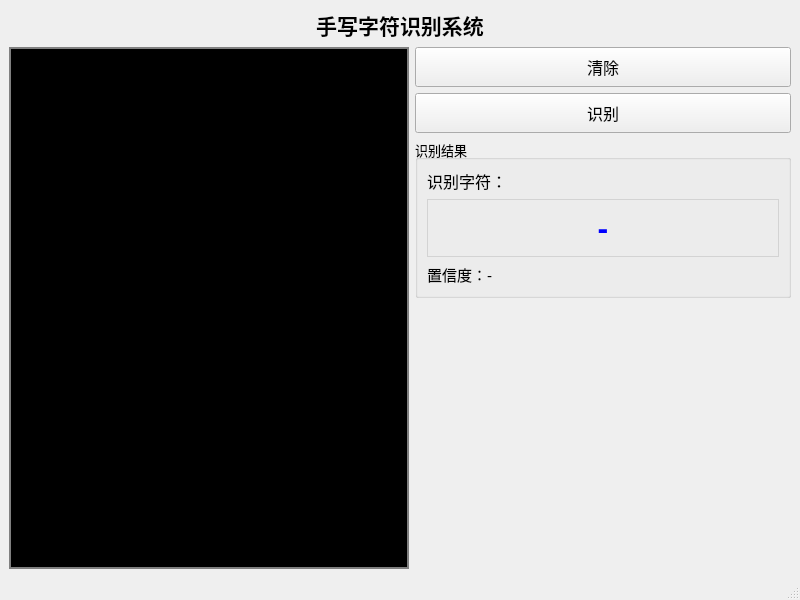
This is src/mainwindows.ui in chuanshanjia666/NumberRecognition as Qt 5 draws it before an edit. The edited form follows.
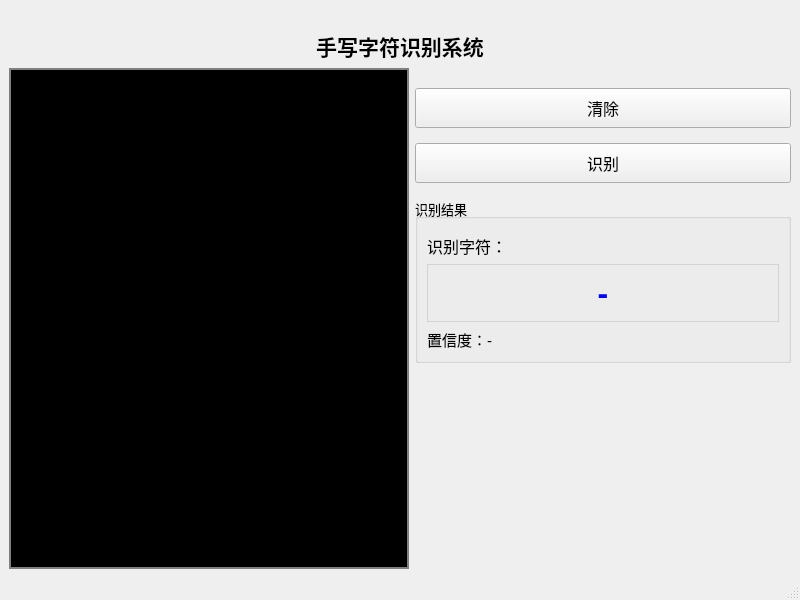
This is the edited form.

The edit to the form file:
```diff
--- a/src/mainwindows.ui
+++ b/src/mainwindows.ui
@@ -11,10 +11,25 @@
    </rect>
   </property>
   <property name="windowTitle">
-   <string>手写字符识别</string>
+   <string>手写数字识别</string>
+  </property>
+  <property name="minimumSize">
+   <size>
+    <width>800</width>
+    <height>600</height>
+   </size>
+  </property>
+  <property name="maximumSize">
+   <size>
+    <width>800</width>
+    <height>600</height>
+   </size>
   </property>
   <widget class="QWidget" name="centralwidget">
    <layout class="QVBoxLayout" name="verticalLayout">
+    <property name="topMargin">
+     <number>30</number>
+    </property>
     <item>
      <widget class="QLabel" name="titleLabel">
       <property name="text">
@@ -49,6 +64,12 @@
       </item>
       <item>
        <layout class="QVBoxLayout" name="controlLayout">
+        <property name="topMargin">
+         <number>20</number>
+        </property>
+        <property name="spacing">
+         <number>15</number>
+        </property>
         <item>
          <widget class="QPushButton" name="clearButton">
           <property name="text">
@@ -96,6 +117,9 @@
            </font>
           </property>
           <layout class="QVBoxLayout" name="resultLayout">
+           <property name="topMargin">
+            <number>15</number>
+           </property>
            <item>
             <widget class="QLabel" name="resultLabel">
              <property name="text">
```
Left out of the diff: 2 changed lines with no effect on the pictures.
